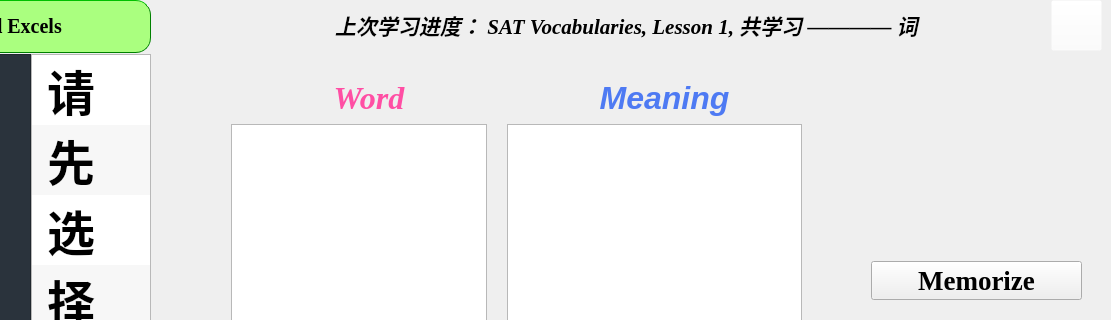
Above: PyQt5_GUI/RemV_Package/pyFile/FirstGui.ui from ArmandXiao/RemV before the change; both pictures show x 149 to 1260 and y 0 to 320 of the 1260 by 835 pixel window. Below: the same form after it.
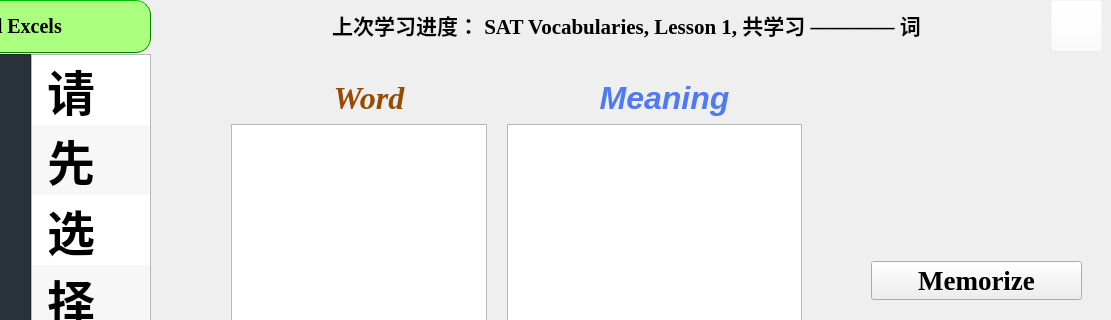
That is the form after the change. The open tabs and pages were chosen to show the change.

What changed in the file:
```diff
--- a/PyQt5_GUI/RemV_Package/pyFile/FirstGui.ui
+++ b/PyQt5_GUI/RemV_Package/pyFile/FirstGui.ui
@@ -125,12 +125,12 @@
           <family>Times New Roman</family>
           <pointsize>20</pointsize>
           <weight>75</weight>
-          <italic>true</italic>
+          <italic>false</italic>
           <bold>true</bold>
          </font>
         </property>
         <property name="text">
-         <string>&lt;html&gt;&lt;head/&gt;&lt;body&gt;&lt;p align=&quot;center&quot;&gt;&lt;span style=&quot; font-size:16pt; font-weight:600;&quot;&gt;上次学习进度： SAT Vocabularies, Lesson 1, 共学习 ———— 词&lt;/span&gt;&lt;/p&gt;&lt;/body&gt;&lt;/html&gt;</string>
+         <string>&lt;html&gt;&lt;head/&gt;&lt;body&gt;&lt;p align=&quot;center&quot;&gt;&lt;span style=&quot; font-size:16pt; font-style:normal;&quot;&gt;上次学习进度： SAT Vocabularies, Lesson 1, 共学习 ———— 词&lt;/span&gt;&lt;/p&gt;&lt;/body&gt;&lt;/html&gt;</string>
         </property>
         <property name="alignment">
          <set>Qt::AlignCenter</set>
@@ -250,13 +250,13 @@
             <property name="font">
              <font>
               <family>Times New Roman</family>
-              <pointsize>16</pointsize>
+              <pointsize>20</pointsize>
               <weight>75</weight>
               <bold>true</bold>
              </font>
             </property>
             <property name="text">
-             <string>&lt;html&gt;&lt;head/&gt;&lt;body&gt;&lt;p align=&quot;center&quot;&gt;&lt;span style=&quot; font-size:24pt; font-style:italic; color:#ff4ea4;&quot;&gt;Word&lt;/span&gt;&lt;/p&gt;&lt;/body&gt;&lt;/html&gt;</string>
+             <string>&lt;html&gt;&lt;head/&gt;&lt;body&gt;&lt;p align=&quot;center&quot;&gt;&lt;span style=&quot; font-size:24pt; font-style:italic; color:#964b00;&quot;&gt;Word&lt;/span&gt;&lt;/p&gt;&lt;/body&gt;&lt;/html&gt;</string>
             </property>
            </widget>
           </item>
```
Left out of the diff: 2 changed lines with no effect on the pictures.
